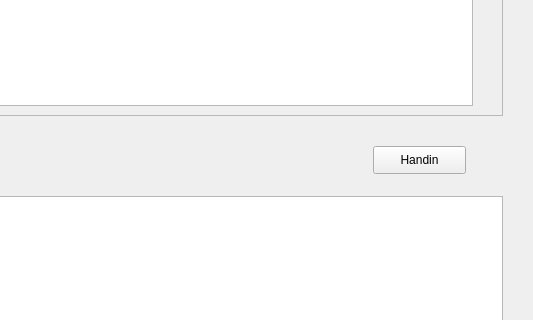
Qt form ui/handin_student.ui (naichuan-zhang/handin-system-ul) before a commit; both pictures show x 267 to 800 and y 274 to 594 of the 800 by 700 pixel window.
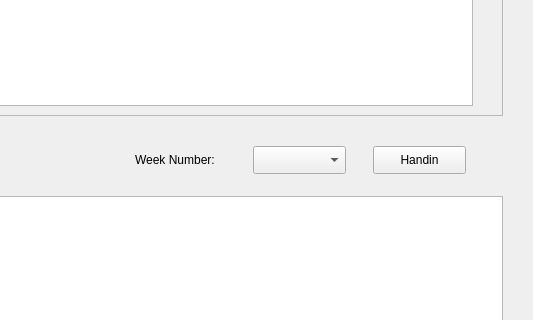
The same form after that commit.

Diff of the .ui file:
```diff
--- a/ui/handin_student.ui
+++ b/ui/handin_student.ui
@@ -215,6 +215,29 @@
      <string>Output</string>
     </property>
    </widget>
+   <widget class="QLabel" name="label_7">
+    <property name="geometry">
+     <rect>
+      <x>402</x>
+      <y>420</y>
+      <width>111</width>
+      <height>28</height>
+     </rect>
+    </property>
+    <property name="text">
+     <string>Week Number:</string>
+    </property>
+   </widget>
+   <widget class="QComboBox" name="comboBox_weekNumber">
+    <property name="geometry">
+     <rect>
+      <x>520</x>
+      <y>420</y>
+      <width>93</width>
+      <height>28</height>
+     </rect>
+    </property>
+   </widget>
   </widget>
  </widget>
  <resources/>
```
Left out of the diff: 2 changed lines with no effect on the pictures.
